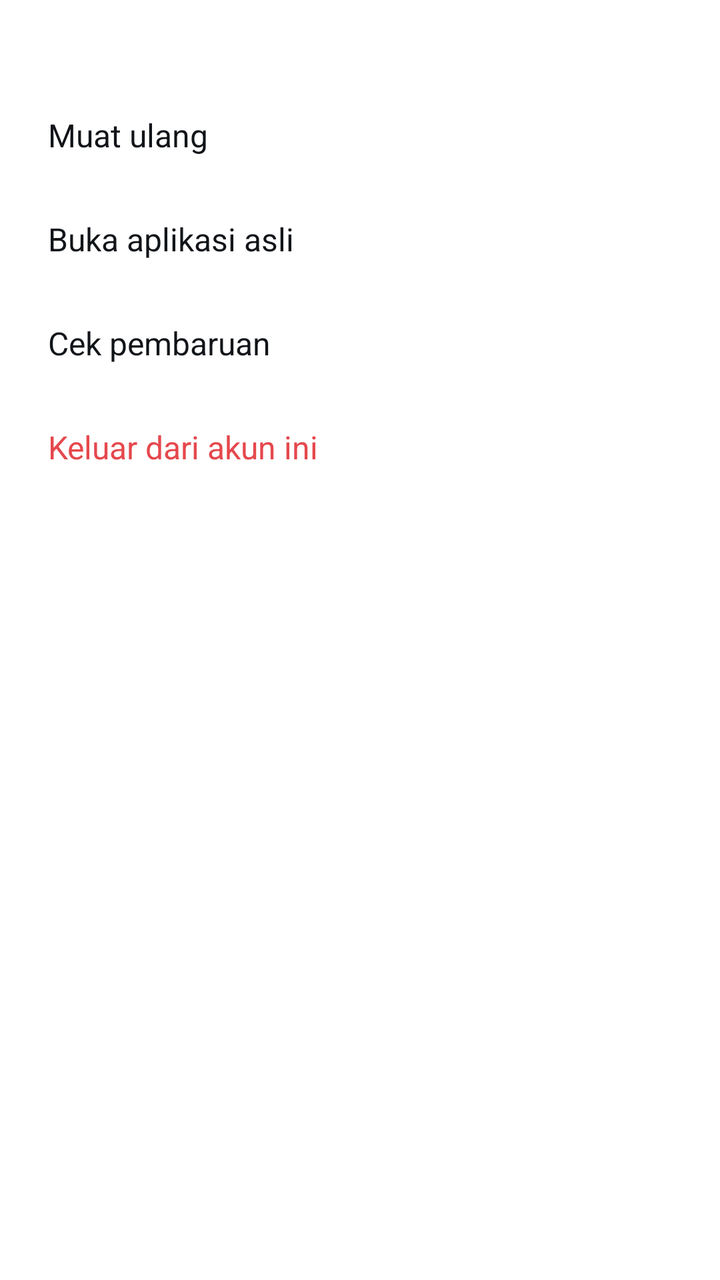
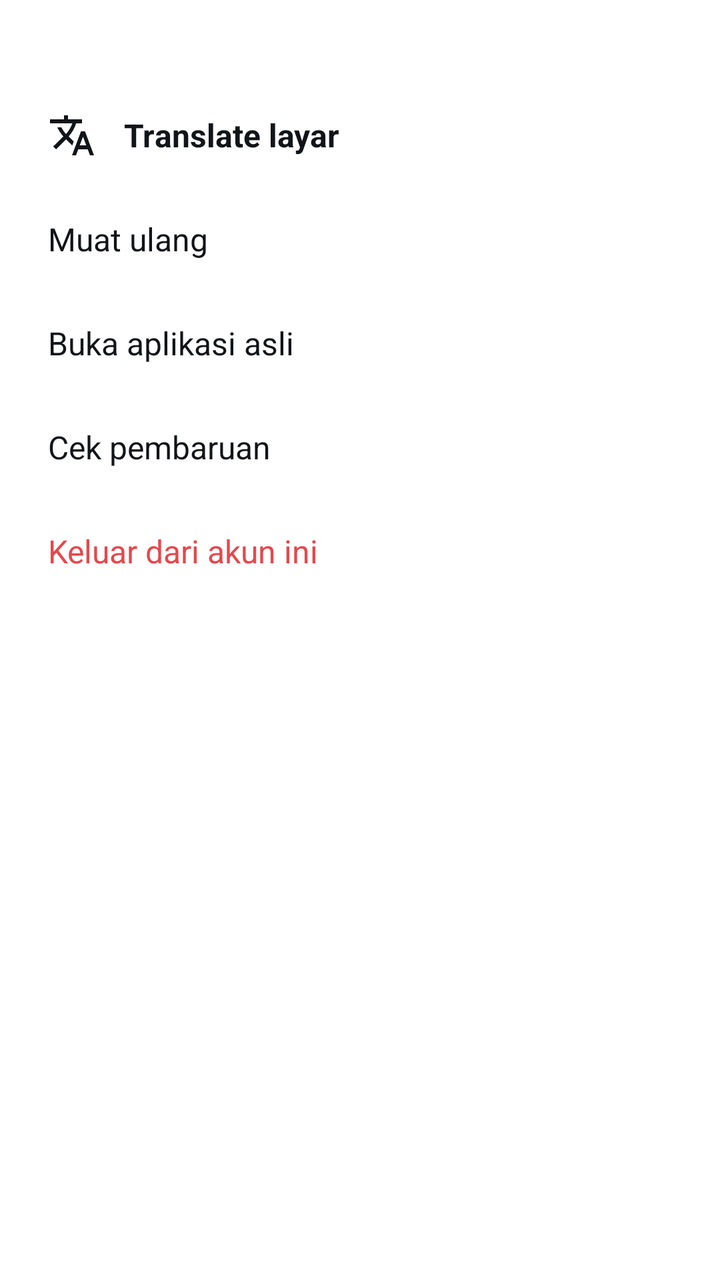

Compare the two renders of this Android layout. The source of the first and the diff that turns it into the second are given below.
<!-- AndroidManifest.xml: application theme Theme.AllChat -->
<!-- res/layout/sheet_menu.xml -->
<?xml version="1.0" encoding="utf-8"?>
<LinearLayout xmlns:android="http://schemas.android.com/apk/res/android"
    android:layout_width="match_parent"
    android:layout_height="wrap_content"
    android:orientation="vertical"
    android:paddingTop="8dp"
    android:paddingBottom="16dp">

    <TextView
        android:id="@+id/sheetTitle"
        android:layout_width="match_parent"
        android:layout_height="wrap_content"
        android:paddingStart="24dp"
        android:paddingTop="8dp"
        android:paddingEnd="24dp"
        android:paddingBottom="8dp"
        android:textColor="@color/muted"
        android:textSize="13sp" />

    <TextView android:id="@+id/rowReload" style="@style/SheetRow" android:text="Muat ulang" />
    <TextView android:id="@+id/rowOpenApp" style="@style/SheetRow" android:text="Buka aplikasi asli" />
    <TextView android:id="@+id/rowUpdate" style="@style/SheetRow" android:text="Cek pembaruan" />
    <TextView
        android:id="@+id/rowDisconnect"
        style="@style/SheetRow"
        android:text="Keluar dari akun ini"
        android:textColor="#E5484D" />
</LinearLayout>
<!-- resources referenced by this layout -->
<resources>
  <color name="muted">#8A9099</color>
  <style name="SheetRow">
          <item name="android:layout_width">match_parent</item>
          <item name="android:layout_height">52dp</item>
          <item name="android:background">?attr/selectableItemBackground</item>
          <item name="android:gravity">center_vertical</item>
          <item name="android:paddingStart">24dp</item>
          <item name="android:paddingEnd">24dp</item>
          <item name="android:textSize">16sp</item>
          <item name="android:textColor">@color/ink</item>
      </style>
  <style name="Theme.AllChat" parent="Theme.Material3.DayNight.NoActionBar">
          <item name="colorPrimary">@color/messenger</item>
          <item name="android:windowBackground">@color/bg</item>
          <item name="android:statusBarColor">@color/bg</item>
          <item name="android:navigationBarColor">@color/bar</item>
      </style>
  <color name="ink">#111418</color>
  <color name="messenger">#0A7CFF</color>
  <color name="bg">#FFFFFF</color>
  <color name="bar">#FFFFFF</color>
</resources>

<!-- the commit's change to res/layout/sheet_menu.xml (unified diff, before → after) -->
@@ -17,6 +17,14 @@
         android:textColor="@color/muted"
         android:textSize="13sp" />
 
+    <TextView
+        android:id="@+id/rowTranslate"
+        style="@style/SheetRow"
+        android:drawableStart="@drawable/ic_translate"
+        android:drawablePadding="14dp"
+        android:drawableTint="@color/ink"
+        android:text="Translate layar"
+        android:textStyle="bold" />
     <TextView android:id="@+id/rowReload" style="@style/SheetRow" android:text="Muat ulang" />
     <TextView android:id="@+id/rowOpenApp" style="@style/SheetRow" android:text="Buka aplikasi asli" />
     <TextView android:id="@+id/rowUpdate" style="@style/SheetRow" android:text="Cek pembaruan" />
<!-- resource entries referenced after the edit -->
@@ -1,6 +1,13 @@
 <!-- resources referenced by this layout -->
 <resources>
   <color name="muted">#8A9099</color>
+  <!-- drawable ic_translate (drawable) -->
+  <vector xmlns:android="http://schemas.android.com/apk/res/android"
+      android:width="24dp" android:height="24dp"
+      android:viewportWidth="24" android:viewportHeight="24">
+      <path android:fillColor="#FFFFFFFF"
+          android:pathData="M12.87,15.07l-2.54,-2.51 0.03,-0.03c1.74,-1.94 2.98,-4.17 3.71,-6.53L17,6L17,4h-7L10,2L8,2v2L1,4v1.99h11.17C11.5,7.92 10.44,9.75 9,11.35 8.07,10.32 7.3,9.19 6.69,8h-2c0.73,1.63 1.73,3.17 2.98,4.56l-5.09,5.02L4,19l5,-5 3.11,3.11 0.76,-2.04zM18.5,10h-2L12,22h2l1.12,-3h4.75L21,22h2l-4.5,-12zM15.88,17l1.62,-4.33L19.12,17h-3.24z" />
+  </vector>
   <style name="SheetRow">
           <item name="android:layout_width">match_parent</item>
           <item name="android:layout_height">52dp</item>
